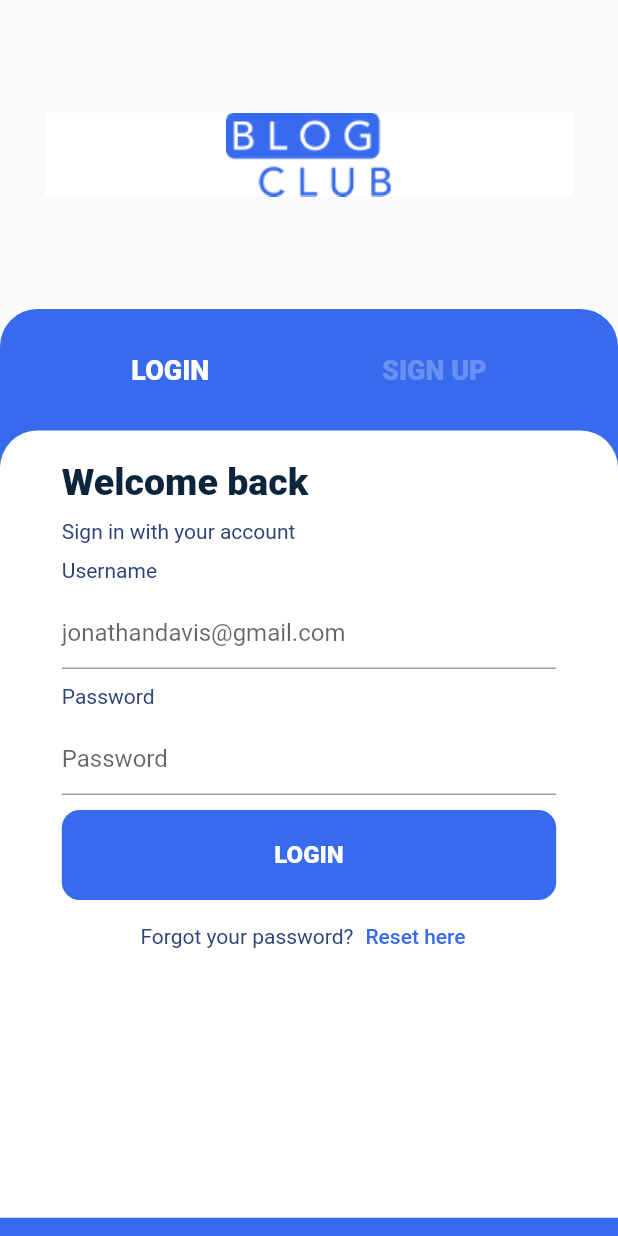
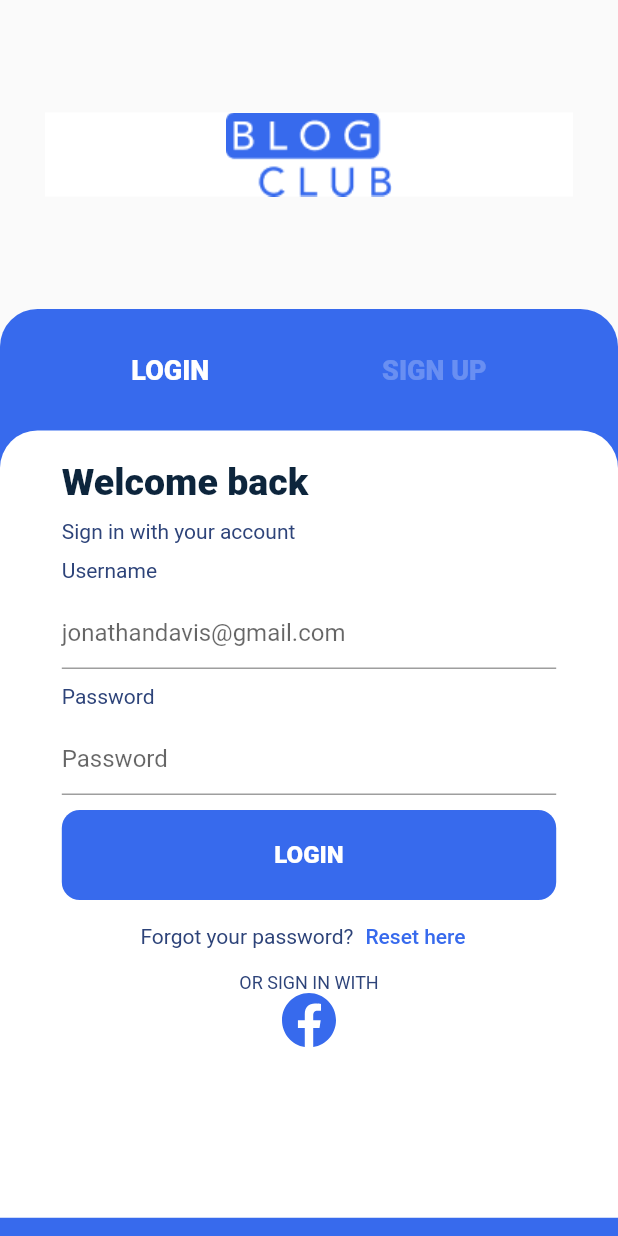
Before and after one commit to arunjewel/blogging_application, a Flutter app: the LoginPage screen opened directly, on a phone screen of 412 x 824 dp. Run offline on Flutter 3.47's test engine with Material 2 defaults, Android fonts, the phone set to English and light mode, and no system bars; our stand-ins replace flutter_svg, google_fonts; Roboto replaces fonts that are missing (Tajawal).

Commit message:
login page UI

```diff
--- a/lib/core/constants.dart
+++ b/lib/core/constants.dart
@@ -8,6 +8,7 @@ const welcomePageImage2 = "assets/images/welcome_image2.png";
 const welcomePageImage3 = "assets/images/welcome_image3.png";
 const welcomePageImage4 = "assets/images/welcome_image4.png";
 const appLogoSmall = "assets/icons/app_logo_small.png";
+const fbLogoSmall="assets/icons/fblogo.svg";
 
 ///Text Styles
 final mainTextStyle = GoogleFonts.tajawal();
--- a/lib/ui/login_page/screens/login_page.dart
+++ b/lib/ui/login_page/screens/login_page.dart
@@ -1,4 +1,5 @@
 import 'package:flutter/material.dart';
+import 'package:flutter_svg/svg.dart';
 
 import '../../../core/colors.dart';
 import '../../../core/constants.dart';
@@ -146,6 +147,19 @@ class LoginPage extends StatelessWidget {
                                     ),
                                   ]),
                             ),
+                            Text(
+                              "OR SIGN IN WITH",
+                              style: subTextStyle.copyWith(
+                                  fontSize: 12),
+                            ),
+                            Row(
+                              mainAxisAlignment: MainAxisAlignment.center,
+                              children: [
+                                SvgPicture.asset(
+                                fbLogoSmall,
+                                color: themeMainColor,
+                            ),
+                            ],)
                           ],
                         ),
                       ),
```
